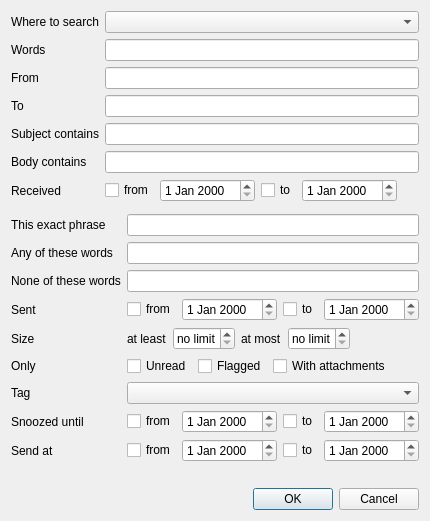
Old version of the form src/chrono_mail/ui/forms/advanced_search.ui in the repository rob-vandenberg/chrono-mail.
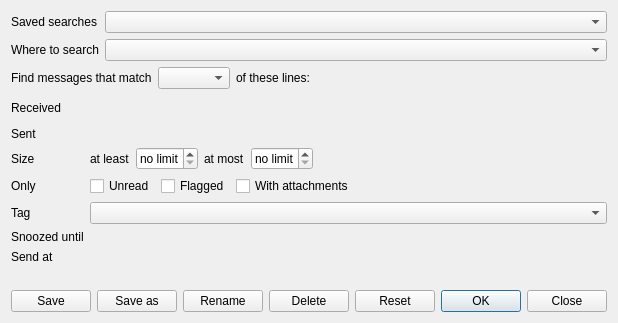
New version of the form.

Commit message: Advanced search is a search builder with saved searches, search lines and date spans

The edit to the form file:
```diff
--- a/src/chrono_mail/ui/forms/advanced_search.ui
+++ b/src/chrono_mail/ui/forms/advanced_search.ui
@@ -9,6 +9,19 @@
    <item>
     <layout class="QFormLayout" name="main">
      <item row="0" column="0">
+      <widget class="QLabel" name="savedLabel">
+       <property name="text">
+        <string>Saved searches</string>
+       </property>
+       <property name="buddy">
+        <cstring>saved</cstring>
+       </property>
+      </widget>
+     </item>
+     <item row="0" column="1">
+      <widget class="QComboBox" name="saved" />
+     </item>
+     <item row="1" column="0">
       <widget class="QLabel" name="scopeLabel">
        <property name="text">
         <string>Where to search</string>
@@ -18,120 +31,62 @@
        </property>
       </widget>
      </item>
-     <item row="0" column="1">
+     <item row="1" column="1">
       <widget class="QComboBox" name="scope" />
      </item>
-     <item row="1" column="0">
-      <widget class="QLabel" name="allWordsLabel">
-       <property name="text">
-        <string>Words</string>
-       </property>
-       <property name="buddy">
-        <cstring>allWords</cstring>
-       </property>
-      </widget>
-     </item>
-     <item row="1" column="1">
-      <widget class="QLineEdit" name="allWords" />
-     </item>
-     <item row="2" column="0">
-      <widget class="QLabel" name="fromWordsLabel">
-       <property name="text">
-        <string>From</string>
-       </property>
-       <property name="buddy">
-        <cstring>fromWords</cstring>
-       </property>
-      </widget>
-     </item>
-     <item row="2" column="1">
-      <widget class="QLineEdit" name="fromWords" />
-     </item>
-     <item row="3" column="0">
-      <widget class="QLabel" name="toWordsLabel">
-       <property name="text">
-        <string>To</string>
-       </property>
-       <property name="buddy">
-        <cstring>toWords</cstring>
-       </property>
-      </widget>
-     </item>
-     <item row="3" column="1">
-      <widget class="QLineEdit" name="toWords" />
-     </item>
-     <item row="4" column="0">
-      <widget class="QLabel" name="subjectLabel">
-       <property name="text">
-        <string>Subject contains</string>
-       </property>
-       <property name="buddy">
-        <cstring>subject</cstring>
-       </property>
-      </widget>
-     </item>
-     <item row="4" column="1">
-      <widget class="QLineEdit" name="subject" />
-     </item>
-     <item row="5" column="0">
-      <widget class="QLabel" name="bodyLabel">
-       <property name="text">
-        <string>Body contains</string>
-       </property>
-       <property name="buddy">
-        <cstring>body</cstring>
-       </property>
-      </widget>
-     </item>
-     <item row="5" column="1">
-      <widget class="QLineEdit" name="body" />
-     </item>
-     <item row="6" column="0">
+    </layout>
+   </item>
+   <item>
+    <layout class="QHBoxLayout" name="matchRow" stretch="0,0,0,1">
+    <item>
+        <widget class="QLabel" name="matchBefore">
+         <property name="text">
+          <string>Find messages that match</string>
+         </property>
+        </widget>
+    </item>
+    <item>
+        <widget class="QComboBox" name="match" />
+    </item>
+    <item>
+        <widget class="QLabel" name="matchAfter">
+         <property name="text">
+          <string>of these lines:</string>
+         </property>
+        </widget>
+    </item>
+      <item>
+       <spacer name="matchEnd">
+        <property name="orientation">
+         <enum>Qt::Horizontal</enum>
+        </property>
+        <property name="sizeType">
+         <enum>QSizePolicy::Expanding</enum>
+        </property>
+        <property name="sizeHint" stdset="0">
+         <size>
+          <width>0</width>
+          <height>0</height>
+         </size>
+        </property>
+       </spacer>
+      </item>
+    </layout>
+   </item>
+   <item>
+    <widget class="QWidget" name="lines" />
+   </item>
+   <item>
+    <layout class="QFormLayout" name="dates">
+     <item row="0" column="0">
       <widget class="QLabel" name="receivedLabel">
        <property name="text">
         <string>Received</string>
        </property>
       </widget>
      </item>
-     <item row="6" column="1">
-      <layout class="QHBoxLayout" name="receivedDays" stretch="0,0,0,0,1">
-      <item>
-        <widget class="QCheckBox" name="receivedUseFrom">
-         <property name="text">
-          <string>from</string>
-         </property>
-        </widget>
-      </item>
-      <item>
-        <widget class="QDateEdit" name="receivedFrom" />
-      </item>
-      <item>
-        <widget class="QCheckBox" name="receivedUseTo">
-         <property name="text">
-          <string>to</string>
-         </property>
-        </widget>
-      </item>
-      <item>
-        <widget class="QDateEdit" name="receivedTo" />
-      </item>
-      <item>
-       <spacer name="receivedEnd">
-        <property name="orientation">
-         <enum>Qt::Horizontal</enum>
-        </property>
-        <property name="sizeType">
-         <enum>QSizePolicy::Expanding</enum>
-        </property>
-        <property name="sizeHint" stdset="0">
-         <size>
-          <width>0</width>
-          <height>0</height>
-         </size>
-        </property>
-       </spacer>
-      </item>
-      </layout>
+     <item row="0" column="1">
+      <widget class="QWidget" name="received" />
      </item>
     </layout>
    </item>
@@ -156,99 +111,23 @@
       <item>
        <layout class="QFormLayout" name="extra">
      <item row="0" column="0">
-      <widget class="QLabel" name="phraseLabel">
-       <property name="text">
-        <string>This exact phrase</string>
-       </property>
-       <property name="buddy">
-        <cstring>phrase</cstring>
-       </property>
-      </widget>
-     </item>
-     <item row="0" column="1">
-      <widget class="QLineEdit" name="phrase" />
-     </item>
-     <item row="1" column="0">
-      <widget class="QLabel" name="anyWordsLabel">
-       <property name="text">
-        <string>Any of these words</string>
-       </property>
-       <property name="buddy">
-        <cstring>anyWords</cstring>
-       </property>
-      </widget>
-     </item>
-     <item row="1" column="1">
-      <widget class="QLineEdit" name="anyWords" />
-     </item>
-     <item row="2" column="0">
-      <widget class="QLabel" name="noneWordsLabel">
-       <property name="text">
-        <string>None of these words</string>
-       </property>
-       <property name="buddy">
-        <cstring>noneWords</cstring>
-       </property>
-      </widget>
-     </item>
-     <item row="2" column="1">
-      <widget class="QLineEdit" name="noneWords" />
-     </item>
-     <item row="3" column="0">
       <widget class="QLabel" name="sentLabel">
        <property name="text">
         <string>Sent</string>
        </property>
       </widget>
      </item>
-     <item row="3" column="1">
-      <layout class="QHBoxLayout" name="sentDays" stretch="0,0,0,0,1">
-      <item>
-        <widget class="QCheckBox" name="sentUseFrom">
-         <property name="text">
-          <string>from</string>
-         </property>
-        </widget>
-      </item>
-      <item>
-        <widget class="QDateEdit" name="sentFrom" />
-      </item>
-      <item>
-        <widget class="QCheckBox" name="sentUseTo">
-         <property name="text">
-          <string>to</string>
-         </property>
-        </widget>
-      </item>
-      <item>
-        <widget class="QDateEdit" name="sentTo" />
-      </item>
-      <item>
-       <spacer name="sentEnd">
-        <property name="orientation">
-         <enum>Qt::Horizontal</enum>
-        </property>
-        <property name="sizeType">
-         <enum>QSizePolicy::Expanding</enum>
-        </property>
-        <property name="sizeHint" stdset="0">
-         <size>
-          <width>0</width>
-          <height>0</height>
-         </size>
-        </property>
-       </spacer>
-      </item>
-      </layout>
+     <item row="0" column="1">
+      <widget class="QWidget" name="sent" />
      </item>
-     <item row="4" column="0">
+     <item row="1" column="0">
       <widget class="QLabel" name="sizeLabel">
        <property name="text">
         <string>Size</string>
        </property>
       </widget>
      </item>
-     <item row="4" column="1">
+     <item row="1" column="1">
       <layout class="QHBoxLayout" name="sizes" stretch="0,0,0,0,1">
       <item>
         <widget class="QLabel" name="sizeAtLeast">
@@ -302,14 +181,14 @@
       </item>
       </layout>
      </item>
-     <item row="5" column="0">
+     <item row="2" column="0">
       <widget class="QLabel" name="marksLabel">
        <property name="text">
         <string>Only</string>
        </property>
       </widget>
      </item>
-     <item row="5" column="1">
+     <item row="2" column="1">
       <layout class="QHBoxLayout" name="checks" stretch="0,0,0,1">
       <item>
         <widget class="QCheckBox" name="unread">
@@ -350,7 +229,7 @@
       </item>
       </layout>
      </item>
-     <item row="6" column="0">
+     <item row="3" column="0">
       <widget class="QLabel" name="tagLabel">
        <property name="text">
         <string>Tag</string>
@@ -360,102 +239,28 @@
        </property>
       </widget>
      </item>
-     <item row="6" column="1">
+     <item row="3" column="1">
       <widget class="QComboBox" name="tag" />
      </item>
-     <item row="7" column="0">
+     <item row="4" column="0">
       <widget class="QLabel" name="snoozedLabel">
        <property name="text">
         <string>Snoozed until</string>
        </property>
       </widget>
      </item>
-     <item row="7" column="1">
-      <layout class="QHBoxLayout" name="snoozedDays" stretch="0,0,0,0,1">
-      <item>
-        <widget class="QCheckBox" name="snoozedUseFrom">
-         <property name="text">
-          <string>from</string>
-         </property>
-        </widget>
-      </item>
-      <item>
-        <widget class="QDateEdit" name="snoozedFrom" />
-      </item>
-      <item>
-        <widget class="QCheckBox" name="snoozedUseTo">
-         <property name="text">
-          <string>to</string>
-         </property>
-        </widget>
-      </item>
-      <item>
-        <widget class="QDateEdit" name="snoozedTo" />
-      </item>
-      <item>
-       <spacer name="snoozedEnd">
-        <property name="orientation">
-         <enum>Qt::Horizontal</enum>
-        </property>
-        <property name="sizeType">
-         <enum>QSizePolicy::Expanding</enum>
-        </property>
-        <property name="sizeHint" stdset="0">
-         <size>
-          <width>0</width>
-          <height>0</height>
-         </size>
-        </property>
-       </spacer>
-      </item>
-      </layout>
+     <item row="4" column="1">
+      <widget class="QWidget" name="snoozed" />
      </item>
-     <item row="8" column="0">
+     <item row="5" column="0">
       <widget class="QLabel" name="sendAtLabel">
        <property name="text">
         <string>Send at</string>
        </property>
       </widget>
      </item>
-     <item row="8" column="1">
-      <layout class="QHBoxLayout" name="sendAtDays" stretch="0,0,0,0,1">
-      <item>
-        <widget class="QCheckBox" name="sendAtUseFrom">
-         <property name="text">
-          <string>from</string>
-         </property>
-        </widget>
-      </item>
-      <item>
-        <widget class="QDateEdit" name="sendAtFrom" />
-      </item>
-      <item>
-        <widget class="QCheckBox" name="sendAtUseTo">
-         <property name="text">
-          <string>to</string>
-         </property>
-        </widget>
-      </item>
-      <item>
-        <widget class="QDateEdit" name="sendAtTo" />
-      </item>
-      <item>
-       <spacer name="sendAtEnd">
-        <property name="orientation">
-         <enum>Qt::Horizontal</enum>
-        </property>
-        <property name="sizeType">
-         <enum>QSizePolicy::Expanding</enum>
-        </property>
-        <property name="sizeHint" stdset="0">
-         <size>
-          <width>0</width>
-          <height>0</height>
-         </size>
-        </property>
-       </spacer>
-      </item>
-      </layout>
+     <item row="5" column="1">
+      <widget class="QWidget" name="sendAt" />
      </item>
        </layout>
       </item>
@@ -470,11 +275,66 @@
     </widget>
    </item>
    <item>
-    <widget class="QDialogButtonBox" name="buttons">
-     <property name="standardButtons">
-      <set>QDialogButtonBox::Ok|QDialogButtonBox::Cancel</set>
-     </property>
-    </widget>
+    <layout class="QHBoxLayout" name="bottom" stretch="0,0,0,0,0,1,0">
+    <item>
+        <widget class="QPushButton" name="save">
+         <property name="text">
+          <string>Save</string>
+         </property>
+        </widget>
+    </item>
+    <item>
+        <widget class="QPushButton" name="saveAs">
+         <property name="text">
+          <string>Save as</string>
+         </property>
+        </widget>
+    </item>
+    <item>
+        <widget class="QPushButton" name="rename">
+         <property name="text">
+          <string>Rename</string>
+         </property>
+        </widget>
+    </item>
+    <item>
+        <widget class="QPushButton" name="delete">
+         <property name="text">
+          <string>Delete</string>
+         </property>
+        </widget>
+    </item>
+    <item>
+        <widget class="QPushButton" name="reset">
+         <property name="text">
+          <string>Reset</string>
+         </property>
+        </widget>
+    </item>
+      <item>
+       <spacer name="bottomMiddle">
+        <property name="orientation">
+         <enum>Qt::Horizontal</enum>
+        </property>
+        <property name="sizeType">
+         <enum>QSizePolicy::Expanding</enum>
+        </property>
+        <property name="sizeHint" stdset="0">
+         <size>
+          <width>0</width>
+          <height>0</height>
+         </size>
+        </property>
+       </spacer>
+      </item>
+    <item>
+        <widget class="QDialogButtonBox" name="buttons">
+         <property name="standardButtons">
+          <set>QDialogButtonBox::Ok|QDialogButtonBox::Close</set>
+         </property>
+        </widget>
+    </item>
+    </layout>
    </item>
   </layout>
  </widget>
```
Left out of the diff: 12 changed lines with no effect on the pictures. The commit also changes 13 other files.
